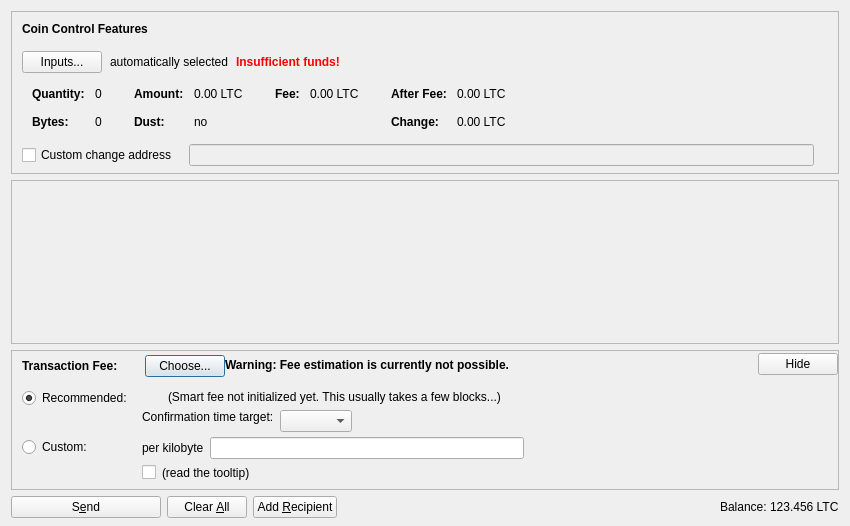
Before: the Qt Designer form src/qt/forms/sendcoinsdialog.ui in riancoin/yancoin, drawn with Qt 5.
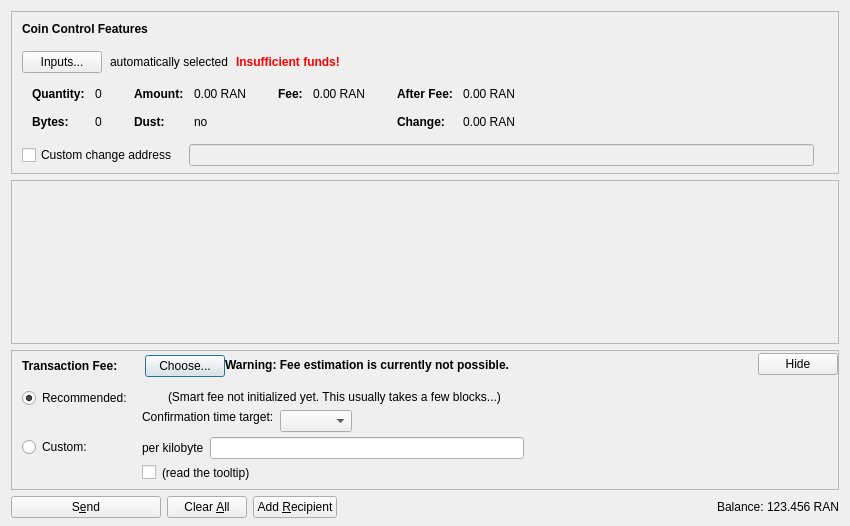
After: the same form once the commit is applied. Icons and pictures are not drawn. Custom widgets are drawn as their Qt base class.

What changed in the file:
```diff
--- a/src/qt/forms/sendcoinsdialog.ui
+++ b/src/qt/forms/sendcoinsdialog.ui
@@ -324,7 +324,7 @@
                   <enum>Qt::ActionsContextMenu</enum>
                  </property>
                  <property name="text">
-                  <string notr="true">0.00 LTC</string>
+                  <string notr="true">0.00 RAN</string>
                  </property>
                  <property name="textInteractionFlags">
                   <set>Qt::LinksAccessibleByMouse|Qt::TextSelectableByKeyboard|Qt::TextSelectableByMouse</set>
@@ -404,7 +404,7 @@
                   <enum>Qt::ActionsContextMenu</enum>
                  </property>
                  <property name="text">
-                  <string notr="true">0.00 LTC</string>
+                  <string notr="true">0.00 RAN</string>
                  </property>
                  <property name="textInteractionFlags">
                   <set>Qt::LinksAccessibleByMouse|Qt::TextSelectableByKeyboard|Qt::TextSelectableByMouse</set>
@@ -455,7 +455,7 @@
                   <enum>Qt::ActionsContextMenu</enum>
                  </property>
                  <property name="text">
-                  <string notr="true">0.00 LTC</string>
+                  <string notr="true">0.00 RAN</string>
                  </property>
                  <property name="textInteractionFlags">
                   <set>Qt::LinksAccessibleByMouse|Qt::TextSelectableByKeyboard|Qt::TextSelectableByMouse</set>
@@ -484,7 +484,7 @@
                   <enum>Qt::ActionsContextMenu</enum>
                  </property>
                  <property name="text">
-                  <string notr="true">0.00 LTC</string>
+                  <string notr="true">0.00 RAN</string>
                  </property>
                  <property name="textInteractionFlags">
                   <set>Qt::LinksAccessibleByMouse|Qt::TextSelectableByKeyboard|Qt::TextSelectableByMouse</set>
@@ -1237,7 +1237,7 @@
           <cursorShape>IBeamCursor</cursorShape>
          </property>
          <property name="text">
-          <string notr="true">123.456 LTC</string>
+          <string notr="true">123.456 RAN</string>
          </property>
          <property name="textInteractionFlags">
           <set>Qt::LinksAccessibleByMouse|Qt::TextSelectableByKeyboard|Qt::TextSelectableByMouse</set>
```
